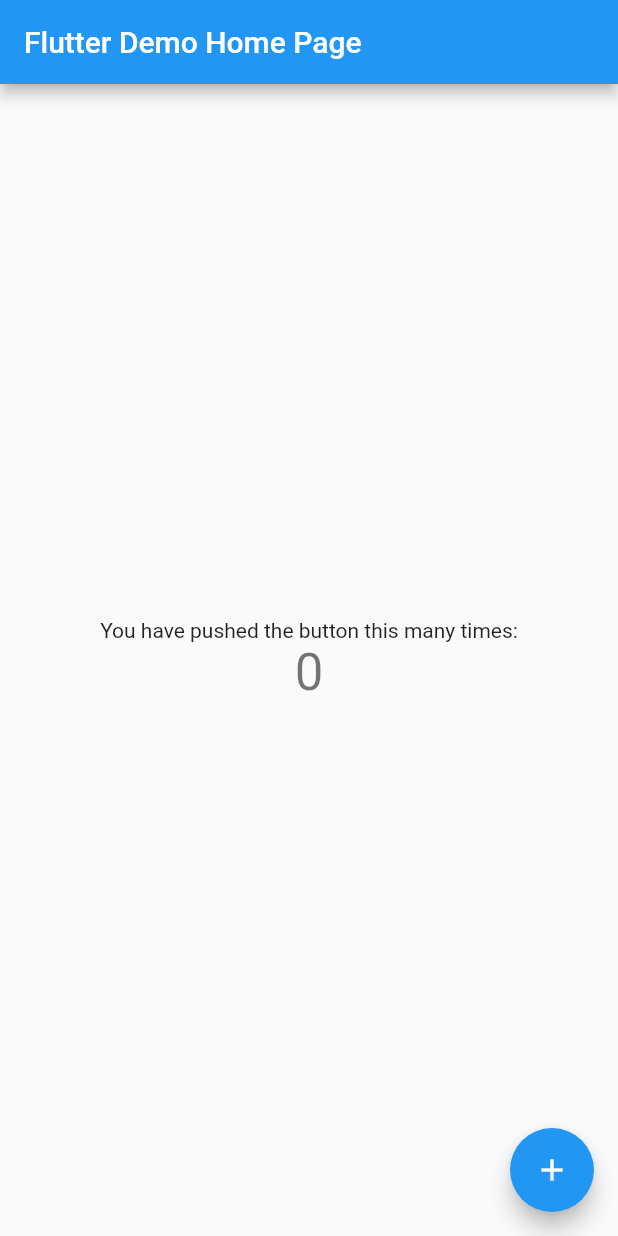
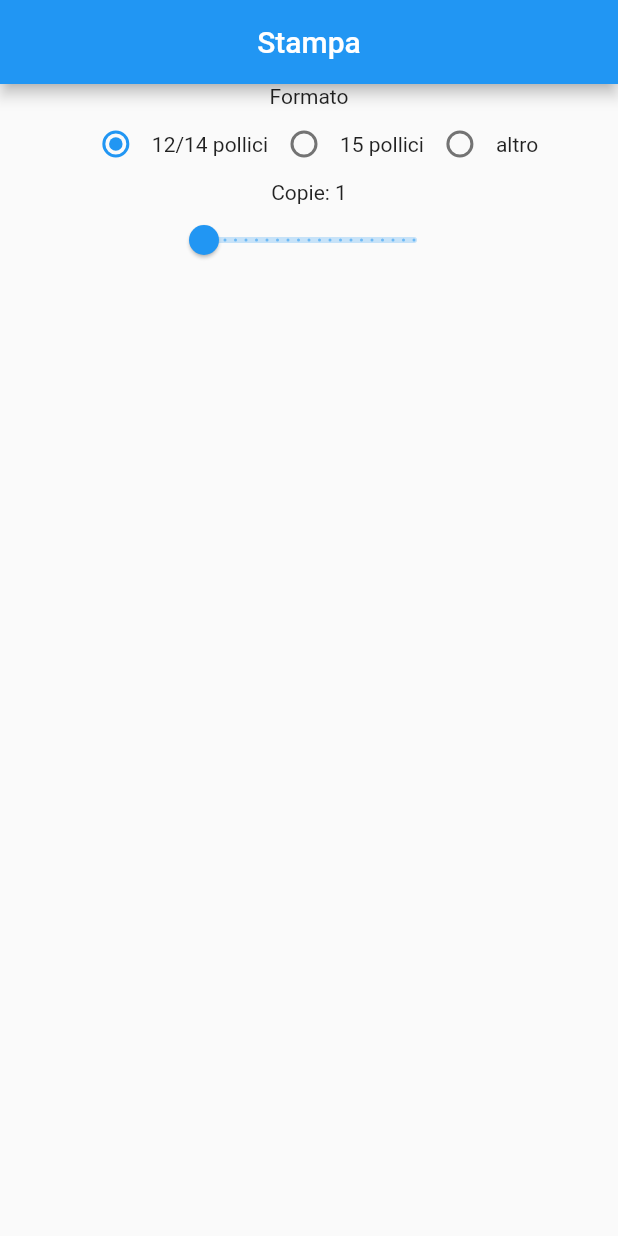
Before and after one commit to nikzanda/Stampa_app, a Flutter app: the screen it shows after launch, on a phone screen of 412 x 824 dp. Run offline on Flutter 3.47's test engine with Material 2 defaults, Android fonts, the phone set to English and light mode, and no system bars.

Commit message:
pagina stampa: formato e copie

```diff
--- a/lib/main.dart
+++ b/lib/main.dart
@@ -1,113 +1,17 @@
 import 'package:flutter/material.dart';
+import 'screens/Stampa.dart';
 
-void main() {
-  runApp(MyApp());
-}
+void main() => runApp(MyApp());
 
 class MyApp extends StatelessWidget {
-  // This widget is the root of your application.
   @override
   Widget build(BuildContext context) {
     return MaterialApp(
       title: 'Flutter Demo',
       theme: ThemeData(
-        // This is the theme of your application.
-        //
-        // Try running your application with "flutter run". You'll see the
-        // application has a blue toolbar. Then, without quitting the app, try
-        // changing the primarySwatch below to Colors.green and then invoke
-        // "hot reload" (press "r" in the console where you ran "flutter run",
-        // or simply save your changes to "hot reload" in a Flutter IDE).
-        // Notice that the counter didn't reset back to zero; the application
-        // is not restarted.
         primarySwatch: Colors.blue,
       ),
-      home: MyHomePage(title: 'Flutter Demo Home Page'),
+      home: Stampa(title: 'Stampa'),
     );
   }
 }
-
-class MyHomePage extends StatefulWidget {
-  MyHomePage({Key key, this.title}) : super(key: key);
-
-  // This widget is the home page of your application. It is stateful, meaning
-  // that it has a State object (defined below) that contains fields that affect
-  // how it looks.
-
-  // This class is the configuration for the state. It holds the values (in this
-  // case the title) provided by the parent (in this case the App widget) and
-  // used by the build method of the State. Fields in a Widget subclass are
-  // always marked "final".
-
-  final String title;
-
-  @override
-  _MyHomePageState createState() => _MyHomePageState();
-}
-
-class _MyHomePageState extends State<MyHomePage> {
-  int _counter = 0;
-
-  void _incrementCounter() {
-    setState(() {
-      // This call to setState tells the Flutter framework that something has
-      // changed in this State, which causes it to rerun the build method below
-      // so that the display can reflect the updated values. If we changed
-      // _counter without calling setState(), then the build method would not be
-      // called again, and so nothing would appear to happen.
-      _counter++;
-    });
-  }
-
-  @override
-  Widget build(BuildContext context) {
-    // This method is rerun every time setState is called, for instance as done
-    // by the _incrementCounter method above.
-    //
-    // The Flutter framework has been optimized to make rerunning build methods
-    // fast, so that you can just rebuild anything that needs updating rather
-    // than having to individually change instances of widgets.
-    return Scaffold(
-      appBar: AppBar(
-        // Here we take the value from the MyHomePage object that was created by
-        // the App.build method, and use it to set our appbar title.
-        title: Text(widget.title),
-      ),
-      body: Center(
-        // Center is a layout widget. It takes a single child and positions it
-        // in the middle of the parent.
-        child: Column(
-          // Column is also a layout widget. It takes a list of children and
-          // arranges them vertically. By default, it sizes itself to fit its
-          // children horizontally, and tries to be as tall as its parent.
-          //
-          // Invoke "debug painting" (press "p" in the console, choose the
-          // "Toggle Debug Paint" action from the Flutter Inspector in Android
-          // Studio, or the "Toggle Debug Paint" command in Visual Studio Code)
-          // to see the wireframe for each widget.
-          //
-          // Column has various properties to control how it sizes itself and
-          // how it positions its children. Here we use mainAxisAlignment to
-          // center the children vertically; the main axis here is the vertical
-          // axis because Columns are vertical (the cross axis would be
-          // horizontal).
-          mainAxisAlignment: MainAxisAlignment.center,
-          children: <Widget>[
-            Text(
-              'You have pushed the button this many times:',
-            ),
-            Text(
-              '$_counter',
-              style: Theme.of(context).textTheme.headline4,
-            ),
-          ],
-        ),
-      ),
-      floatingActionButton: FloatingActionButton(
-        onPressed: _incrementCounter,
-        tooltip: 'Increment',
-        child: Icon(Icons.add),
-      ), // This trailing comma makes auto-formatting nicer for build methods.
-    );
-  }
-}
--- /dev/null
+++ b/lib/screens/Stampa.dart
@@ -0,0 +1,85 @@
+// import 'dart:html';
+
+import 'package:flutter/material.dart';
+
+class Stampa extends StatefulWidget {
+  Stampa({Key key, this.title}) : super(key: key);
+
+  final String title;
+
+  @override
+  _StampaState createState() => _StampaState();
+}
+
+enum Formato { radio_12_14, radio_15, radio_altro }
+
+class _StampaState extends State<Stampa> {
+  Formato formato = Formato.radio_12_14;
+  int copie = 1;
+
+  void onRadioFormato(newValue) {
+    setState(() => formato = newValue);
+  } //onRadioFormato
+
+  void onSliderCopie(newValue) {
+    setState(() => copie = newValue.round());
+  } //onSliderCopie
+
+  @override
+  Widget build(BuildContext context) {
+    return Scaffold(
+        appBar: AppBar(
+          title: Text(widget.title),
+          centerTitle: true,
+        ),
+        body: Column(
+          children: <Widget>[
+            Center(
+              child: Column(
+                mainAxisAlignment: MainAxisAlignment.center,
+                children: <Widget>[
+                  // Formato
+                  Text("Formato"),
+                  Row(
+                      mainAxisAlignment: MainAxisAlignment.center,
+                      children: <Widget>[
+                        Radio(
+                          value: Formato.radio_12_14,
+                          groupValue: formato,
+                          onChanged: onRadioFormato,
+                        ),
+                        Text("12/14 pollici"),
+                        Radio(
+                          value: Formato.radio_15,
+                          groupValue: formato,
+                          onChanged: onRadioFormato,
+                        ),
+                        Text("15 pollici"),
+                        Radio(
+                          value: Formato.radio_altro,
+                          groupValue: formato,
+                          onChanged: onRadioFormato,
+                        ),
+                        Text("altro"),
+                      ]),
+                  // Copie
+                  Text("Copie: $copie"),
+                  Row(
+                    mainAxisAlignment: MainAxisAlignment.center,
+                    children: <Widget>[
+                      Slider(
+                          value: copie.toDouble(),
+                          min: 1,
+                          max: 20,
+                          divisions: 20,
+                          label: copie.round().toString(),
+                          onChanged: onSliderCopie)
+                    ],
+                  )
+                ],
+              ),
+            )
+          ],
+        ));
+  }
+}
```
